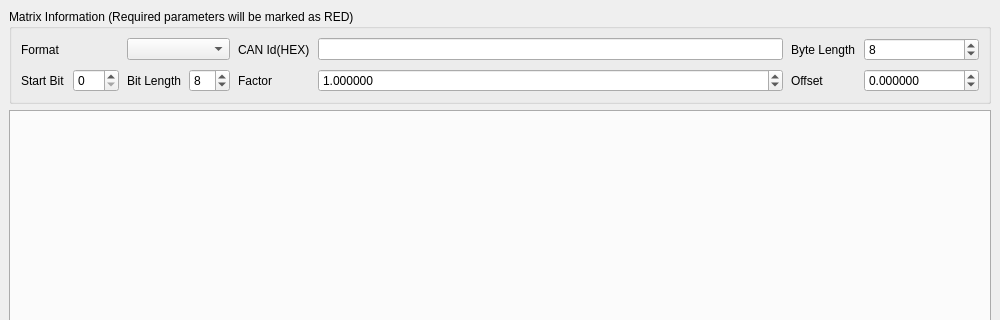
This is ui/page/Home.ui in JoelZhu/CANTool as Qt 5 draws it before an edit; both pictures show x 0 to 1000 and y 0 to 320 of the 1000 by 1000 pixel window. The edited form follows.
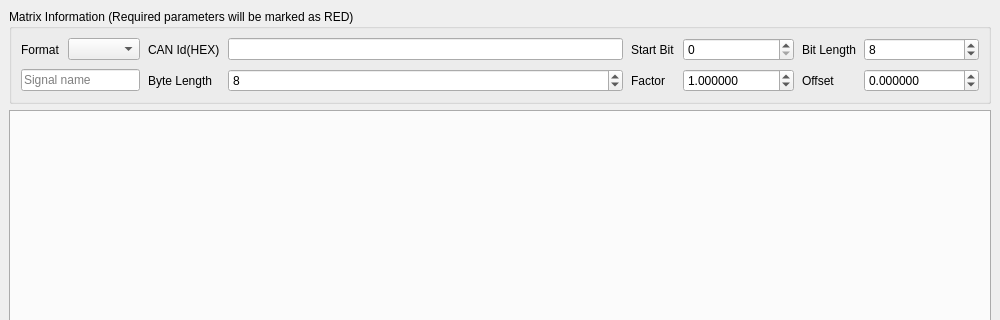
This is the edited form.

Commit message: 修改界面布局，根据信号名自动填充放在顶部属性中

```diff
--- a/ui/page/Home.ui
+++ b/ui/page/Home.ui
@@ -29,25 +29,25 @@
                                 <number>8</number>
                             </property>
 
-                            <!-- 第 0 行：Format & CANId & Byte Length -->
-                            <item row="0" column="0" colspan="2">
+                            <!-- 第 0 行：Format & CANId & Start Bit & Bit Length -->
+                            <item row="0" column="0" colspan="1">
                                 <widget class="QLabel" name="labelFormat">
                                     <property name="text">
                                         <string>Format</string>
                                     </property>
                                 </widget>
                             </item>
-                            <item row="0" column="2" colspan="2">
+                            <item row="0" column="1" colspan="1">
                                 <widget class="QComboBox" name="comboFormat"/>
                             </item>
-                            <item row="0" column="4" colspan="1">
+                            <item row="0" column="2" colspan="1">
                                 <widget class="QLabel" name="labelCanId">
                                     <property name="text">
                                         <string>CAN Id(HEX)</string>
                                     </property>
                                 </widget>
                             </item>
-                            <item row="0" column="5" colspan="1">
+                            <item row="0" column="3" colspan="1">
                                 <widget class="QLineEdit" name="editCanId">
                                     <property name="sizePolicy">
                                         <sizepolicy hsizetype="Expanding" vsizetype="Fixed">
@@ -63,33 +63,14 @@
                                     </property>
                                 </widget>
                             </item>
-                            <item row="0" column="6" colspan="1">
-                                <widget class="QLabel" name="labelBytes">
-                                    <property name="text">
-                                        <string>Byte Length</string>
-                                    </property>
-                                </widget>
-                            </item>
-                            <item row="0" column="7" colspan="1">
-                                <widget class="QSpinBox" name="spinByteLength">
-                                    <property name="minimum">
-                                        <number>1</number>
-                                    </property>
-                                    <property name="value">
-                                        <number>8</number>
-                                    </property>
-                                </widget>
-                            </item>
-
-                            <!-- 第 1 行：Start Bit & Bit Length & Factor & Offset -->
-                            <item row="1" column="0">
+                            <item row="0" column="4" colspan="1">
                                 <widget class="QLabel" name="labelStartBit">
                                     <property name="text">
                                         <string>Start Bit</string>
                                     </property>
                                 </widget>
                             </item>
-                            <item row="1" column="1">
+                            <item row="0" column="5" colspan="1">
                                 <widget class="QSpinBox" name="spinStartBit">
                                     <property name="minimum">
                                         <number>0</number>
@@ -102,14 +83,14 @@
                                     </property>
                                 </widget>
                             </item>
-                            <item row="1" column="2">
+                            <item row="0" column="6" colspan="1">
                                 <widget class="QLabel" name="labelBitLength">
                                     <property name="text">
                                         <string>Bit Length</string>
                                     </property>
                                 </widget>
                             </item>
-                            <item row="1" column="3">
+                            <item row="0" column="7" colspan="1">
                                 <widget class="QSpinBox" name="spinBitLength">
                                     <property name="minimum">
                                         <number>1</number>
@@ -122,14 +103,40 @@
                                     </property>
                                 </widget>
                             </item>
-                            <item row="1" column="4">
+
+                            <!-- 第 1 行：Signal Name & Byte Length & Factor & Offset -->
+                            <item row="1" column="0" colspan="2">
+                                <widget class="QLineEdit" name="editSignalName">
+                                    <property name="placeholderText">
+                                        <string>Signal name</string>
+                                    </property>
+                                </widget>
+                            </item>
+                            <item row="1" column="2" colspan="1">
+                                <widget class="QLabel" name="labelBytes">
+                                    <property name="text">
+                                        <string>Byte Length</string>
+                                    </property>
+                                </widget>
+                            </item>
+                            <item row="1" column="3" colspan="1">
+                                <widget class="QSpinBox" name="spinByteLength">
+                                    <property name="minimum">
+                                        <number>1</number>
+                                    </property>
+                                    <property name="value">
+                                        <number>8</number>
+                                    </property>
+                                </widget>
+                            </item>
+                            <item row="1" column="4" colspan="1">
                                 <widget class="QLabel" name="labelFactor">
                                     <property name="text">
                                         <string>Factor</string>
                                     </property>
                                 </widget>
                             </item>
-                            <item row="1" column="5">
+                            <item row="1" column="5" colspan="1">
                                 <widget class="QDoubleSpinBox" name="spinFactor">
                                     <property name="decimals">
                                         <number>6</number>
@@ -145,7 +152,7 @@
                                     </property>
                                 </widget>
                             </item>
-                            <item row="1" column="6">
+                            <item row="1" column="6" colspan="1">
                                 <widget class="QLabel" name="labelOffset">
                                     <property name="text">
                                         <string>Offset</string>
```
Left out of the diff: 2 changed lines with no effect on the pictures. The commit also changes 6 other files.
